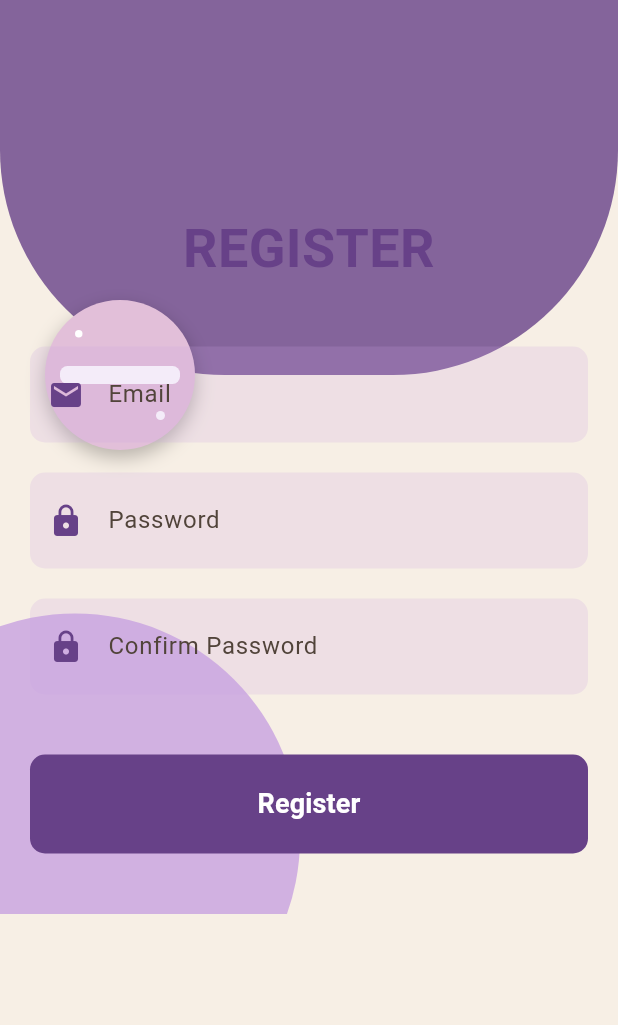
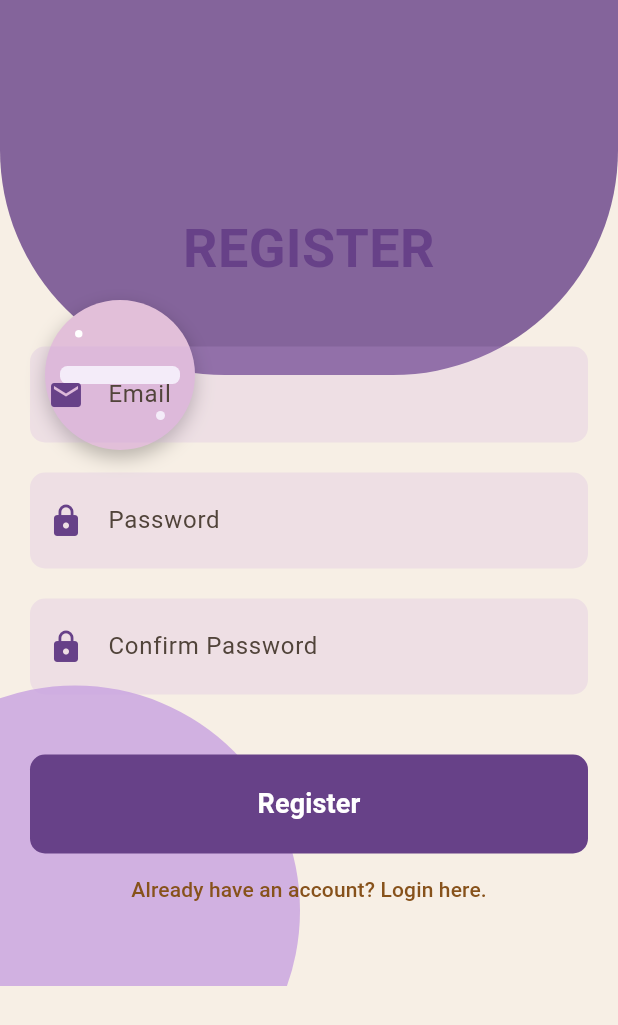
Before and after one commit to Juggernaut1709/Cricket_test, a Flutter app: the RegisterView screen opened directly, on a phone screen of 412 x 824 dp. Shown: the top 1025 px of the screen. Run offline on Flutter 3.47's test engine with Material 3 defaults, Android fonts, the phone set to English and light mode, and no system bars; our stand-ins replace cloud_firestore, firebase_auth, firebase_core, flutter_slidable; accounts and stored records are empty.

Commit message:
Cricket_test

```diff
--- a/cricket1/lib/main.dart
+++ b/cricket1/lib/main.dart
@@ -1,7 +1,10 @@
 import 'package:cricket1/pages/home_view.dart';
+import 'package:cricket1/pages/login_view.dart';
+import 'package:cricket1/pages/register_view.dart';
 import 'package:flutter/material.dart';
 
 void main() {
+  WidgetsFlutterBinding.ensureInitialized();
   runApp(const MyApp());
 }
 
@@ -43,6 +46,10 @@
         useMaterial3: true,
       ),
       home: HomeView(),
+      routes: {
+        '/login': (context) => const LoginView(),
+        '/register': (context) => const RegisterView(),
+      },
     );
   }
 }
--- a/cricket1/lib/pages/loggedin/match/create.dart
+++ b/cricket1/lib/pages/loggedin/match/create.dart
@@ -71,7 +71,7 @@
       body: Center(
         child: Column(
           mainAxisAlignment: MainAxisAlignment.center,
-          crossAxisAlignment: CrossAxisAlignment.center,
+          crossAxisAlignment: CrossAxisAlignment.end,
           children: [
             uniqueNumber.isEmpty
                 ? CircularProgressIndicator(
--- a/cricket1/lib/pages/register_view.dart
+++ b/cricket1/lib/pages/register_view.dart
@@ -324,6 +324,14 @@
                               ),
                             ),
                           ),
+                          TextButton(
+                            onPressed: () {
+                              // Navigate to RegisterView
+                              Navigator.pushNamed(context, '/login');
+                            },
+                            child: const Text(
+                                "Already have an account? Login here."),
+                          ),
                           SizedBox(
                               height:
                                   20), // Additional spacing for when the keyboard is open
```
Also changed, not shown: cricket1/lib/pages/login_view.dart (+8 -0 lines).
